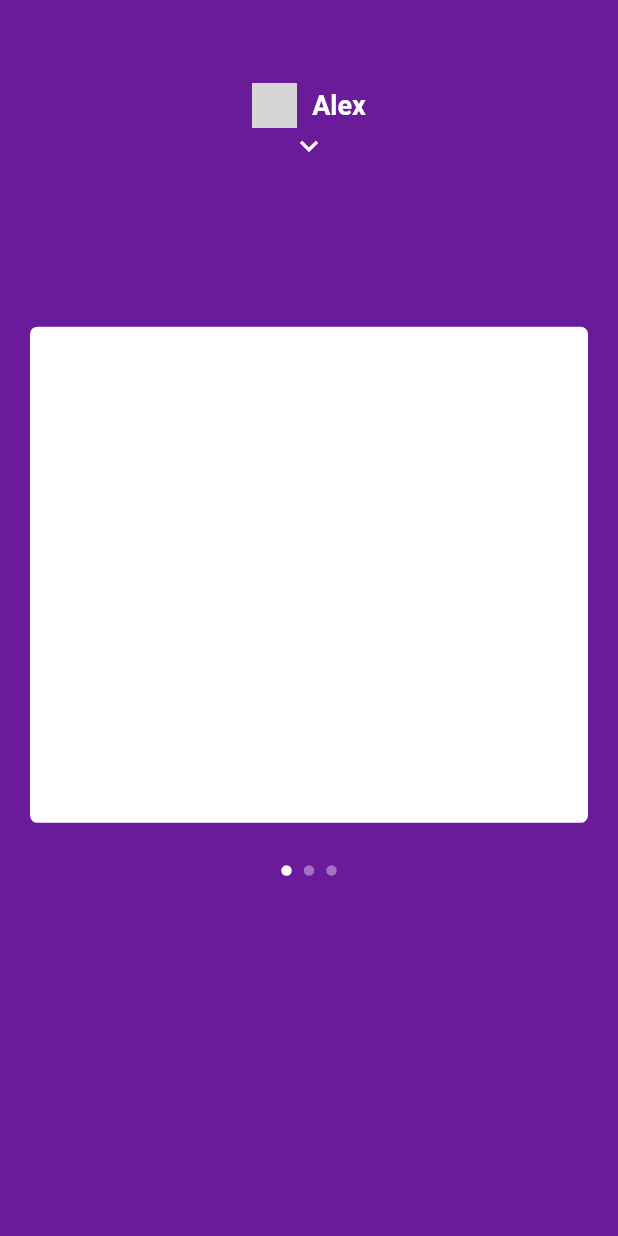
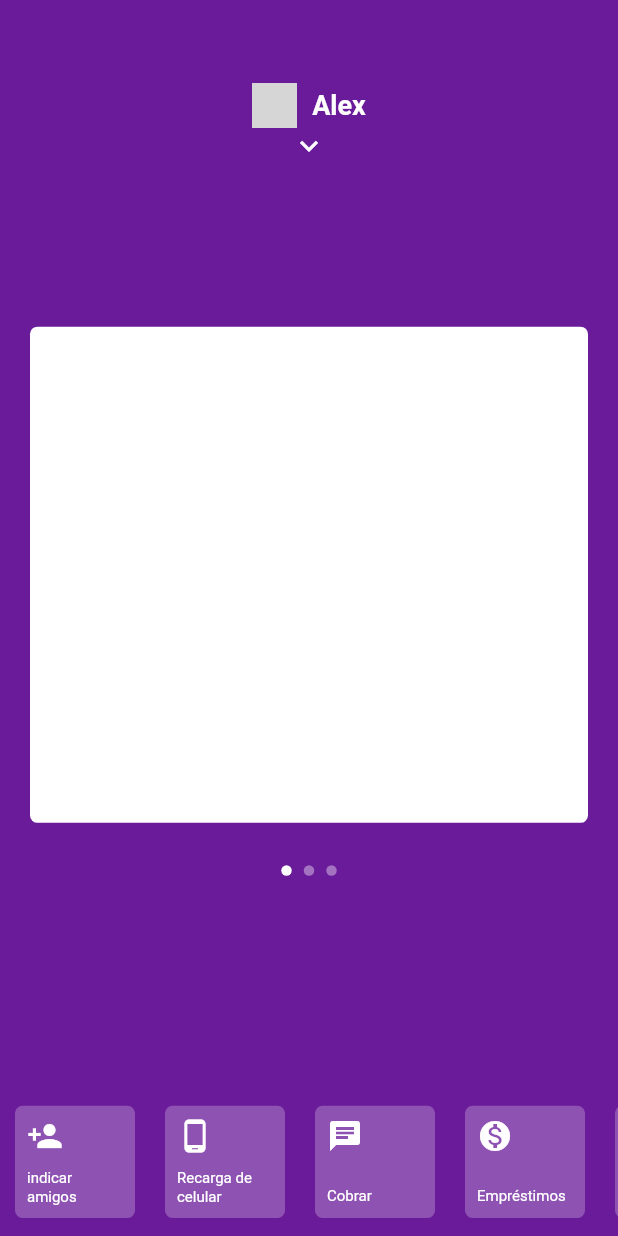
Before and after one commit to financial-bjbraz/mobile_financial_app, a Flutter app: the screen it shows after launch, on a phone screen of 412 x 824 dp. Run offline on Flutter 3.47's test engine with Material 2 defaults, Android fonts, the phone set to English and light mode, and no system bars; network calls fail; grey boxes are pictures that could not be loaded.

Commit message:
bottom menus added

```diff
--- a/lib/pages/home/home_page.dart
+++ b/lib/pages/home/home_page.dart
@@ -1,3 +1,4 @@
+import 'package:bank_app/pages/widgets/item_menu_botton.dart';
 import 'package:bank_app/pages/widgets/menu_app.dart';
 import 'package:bank_app/pages/widgets/my_app_bar.dart';
 import 'package:bank_app/pages/widgets/my_dots_app.dart';
@@ -98,6 +99,62 @@
             top: _heightScreen * .70,
             currentIndex: _currentIndex,
           ),
+          AnimatedPositioned(
+            duration: Duration(milliseconds: 200),
+            bottom: !_showMenu ? 0 + MediaQuery.of(context).padding.bottom : 0,
+            left: 0,
+            right: 0,
+            height: _heightScreen * 0.12,
+            child: AnimatedOpacity(
+              duration: Duration(milliseconds: 200),
+              opacity: !_showMenu ? 1 : 0,
+              child: Container(
+                color: Colors.purple[800],
+                child: ListView(
+                  physics: BouncingScrollPhysics(),
+                  scrollDirection: Axis.horizontal,
+                  children: <Widget>[
+                    ItemMenuBottom(
+                      icon: Icons.person_add,
+                      text: "indicar amigos",
+                    ),
+                    ItemMenuBottom(
+                      icon: Icons.phone_android,
+                      text: "Recarga de celular",
+                    ),
+                    ItemMenuBottom(
+                      icon: Icons.chat,
+                      text: "Cobrar",
+                    ),
+                    ItemMenuBottom(
+                      icon: Icons.monetization_on,
+                      text: "Empréstimos",
+                    ),
+                    ItemMenuBottom(
+                      icon: Icons.move_to_inbox,
+                      text: "Depositar",
+                    ),
+                    ItemMenuBottom(
+                      icon: Icons.mobile_screen_share,
+                      text: "Transferir",
+                    ),
+                    ItemMenuBottom(
+                      icon: Icons.format_align_center,
+                      text: "Ajustar limite",
+                    ),
+                    ItemMenuBottom(
+                      icon: Icons.chrome_reader_mode,
+                      text: "Pagar",
+                    ),
+                    ItemMenuBottom(
+                      icon: Icons.lock_open,
+                      text: "Bloquear",
+                    ),
+                  ],
+                ),
+              ),
+            ),
+          ),
         ],
       ),
     );
--- /dev/null
+++ b/lib/pages/widgets/item_menu_botton.dart
@@ -0,0 +1,43 @@
+import 'package:flutter/material.dart';
+
+class ItemMenuBottom extends StatelessWidget {
+  final IconData icon;
+  final String text;
+
+  const ItemMenuBottom({Key key, this.icon, this.text}) : super(key: key);
+
+  @override
+  Widget build(BuildContext context) {
+    return Container(
+      child: Padding(
+        padding: const EdgeInsets.symmetric(
+          horizontal: 10,
+          vertical: 12,
+        ),
+        child: Container(
+          child: Padding(
+            padding: const EdgeInsets.all(8.0),
+            child: Column(
+              mainAxisAlignment: MainAxisAlignment.spaceBetween,
+              crossAxisAlignment: CrossAxisAlignment.start,
+              children: <Widget>[
+                Icon(icon),
+                Text(
+                  text,
+                  style: TextStyle(
+                    fontSize: 10,
+                  ),
+                ),
+              ],
+            ),
+          ),
+          width: 80,
+          decoration: BoxDecoration(
+            borderRadius: BorderRadius.circular(5),
+            color: Colors.white24,
+          ),
+        ),
+      ),
+    );
+  }
+}
--- a/lib/pages/widgets/menu_app.dart
+++ b/lib/pages/widgets/menu_app.dart
@@ -13,7 +13,7 @@
       left: 0,
       right: 0,
       child: AnimatedOpacity(
-        duration: Duration(milliseconds: 200),
+        duration: Duration(milliseconds: 100),
         opacity: showMenu ? 1 : 0,
         child: Container(
             //color: Colors.red,
--- a/lib/pages/widgets/page_view_app.dart
+++ b/lib/pages/widgets/page_view_app.dart
@@ -15,7 +15,7 @@
   @override
   Widget build(BuildContext context) {
     return AnimatedPositioned(
-      duration: Duration(microseconds: 300),
+      duration: Duration(microseconds: 170),
       curve: Curves.easeOut,
       left: 0,
       right: 0,
```
